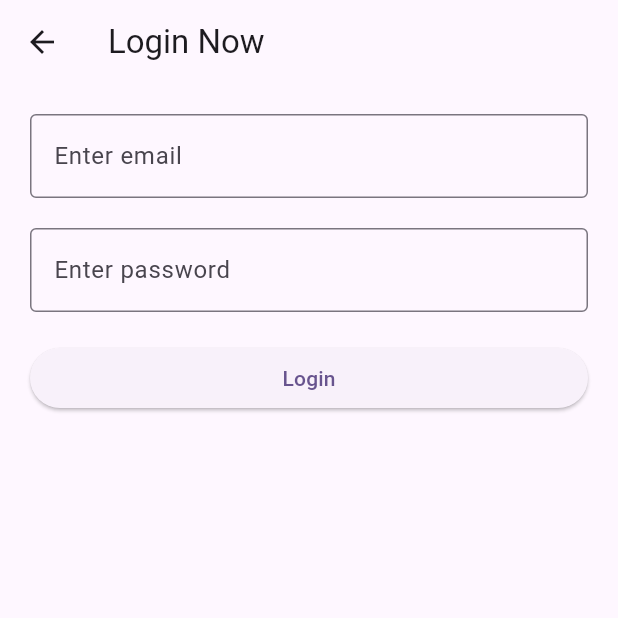
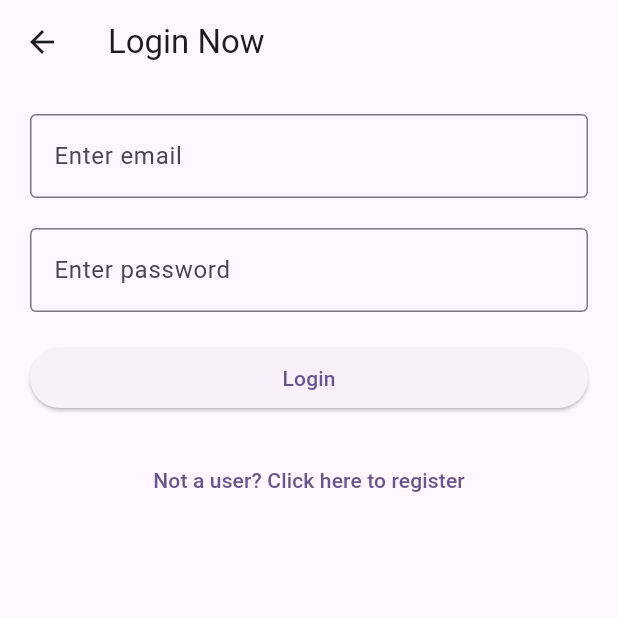
Before and after one commit to harisnaseer24/2302C2-firebase-crud, a Flutter app: the Login screen opened by its route, after a tap on "Login", on a phone screen of 412 x 824 dp, the top half of it. Run offline on Flutter 3.47's test engine with Material 3 defaults, Android fonts, the phone set to English and light mode, and no system bars; our stand-ins replace cloud_firestore, firebase_auth, firebase_core, flutter_spinkit, shared_preferences; accounts and stored records are empty; network calls fail.

```diff
--- a/lib/auth.dart
+++ b/lib/auth.dart
@@ -1,6 +1,8 @@
 import 'package:cloud_firestore/cloud_firestore.dart';
 import 'package:firebase_auth/firebase_auth.dart';
+import 'package:firebase_crud/main.dart';
 import 'package:flutter/material.dart';
+import 'package:shared_preferences/shared_preferences.dart';
 
 class Signup extends StatefulWidget {
   const Signup({super.key});
@@ -29,6 +31,7 @@ signup() async{
   });
 print("user created successfuly");
   ScaffoldMessenger.of(context).showSnackBar(SnackBar(content: Text("User created successfuly"),));
+    Navigator.pushNamed(context, '/login');
 
 } on FirebaseAuthException catch (e) {
   if (e.code == 'weak-password') {
@@ -113,27 +116,51 @@ class _LoginState extends State<Login> {
   TextEditingController passController=TextEditingController();
 
   login()async{
+    final SharedPreferences prefs = await SharedPreferences.getInstance();
     try {
   final credential = await FirebaseAuth.instance.signInWithEmailAndPassword(
     email: emailController.text,
     password: passController.text
   );
+
+// var user=
+    prefs.setBool("isLoggedIn", true);
+    prefs.setString("email", emailController.text);
+
+
      ScaffoldMessenger.of(context).showSnackBar(SnackBar(content: Text("Signed in as ${emailController.text}"),));
-     Navigator.pushNamed(context, '/products');
+     Navigator.pushReplacement(context, MaterialPageRoute(builder: (context)=>MyProducts()));
 
 } on FirebaseAuthException catch (e) {
+    prefs.setBool("isLoggedIn", false);
+    print(e.code);
+
   if (e.code == 'user-not-found') {
     print('No user found for that email.');
      ScaffoldMessenger.of(context).showSnackBar(SnackBar(content: Text("No user found for that email. Please create an account first."),));
-     Navigator.pushNamed(context, '/');
-  } else if (e.code == 'invalid-credentials') {
-    ScaffoldMessenger.of(context).showSnackBar(SnackBar(content: Text("Wrong password provided for that user."),));
+     Navigator.pushNamed(context, '/signup');
+  }
+  else if (e.code == 'wrong-password') {
+    ScaffoldMessenger.of(context).showSnackBar(SnackBar(content: Text("fuck u."),));
     print('Wrong password provided for that user.');
+     Navigator.pushNamed(context, '/signup');
+  }
+   else if (e.code == 'invalid-credential') {
+    ScaffoldMessenger.of(context).showSnackBar(SnackBar(content: Text("Not a user jani."),));
+    print('Wrong password provided for that user.');
+     Navigator.pushNamed(context, '/signup');
   }
 }
   }
 
   @override
+  initState(){
+     setDef()async{
+       final SharedPreferences prefs = await SharedPreferences.getInstance();
+          prefs.setBool("isLoggedIn", false);
+     }
+     setDef();
+  }
   Widget build(BuildContext context) {
     return Scaffold(
       appBar: AppBar(
@@ -165,7 +192,13 @@ class _LoginState extends State<Login> {
             SizedBox(height: 20,),
             ElevatedButton(onPressed: (){
               login();
-            }, child: Text("Login"))
+            }, child: Text("Login")),
+             SizedBox(height: 20,),
+            Center(
+              child: TextButton(onPressed: (){
+               Navigator.pushNamed(context, "/signup");
+              }, child: Text("Not a user? Click here to register")),
+            )
           ],
         ),
       )
--- a/pubspec.yaml
+++ b/pubspec.yaml
@@ -38,6 +38,7 @@ dependencies:
   firebase_core: ^3.10.1
   cloud_firestore: ^5.6.2
   firebase_auth: ^5.4.2
+  shared_preferences: ^2.5.2
 
 dev_dependencies:
   flutter_test:
```
Also changed, not shown: lib/main.dart (+50 -7 lines), pubspec.lock, 1 other file.
